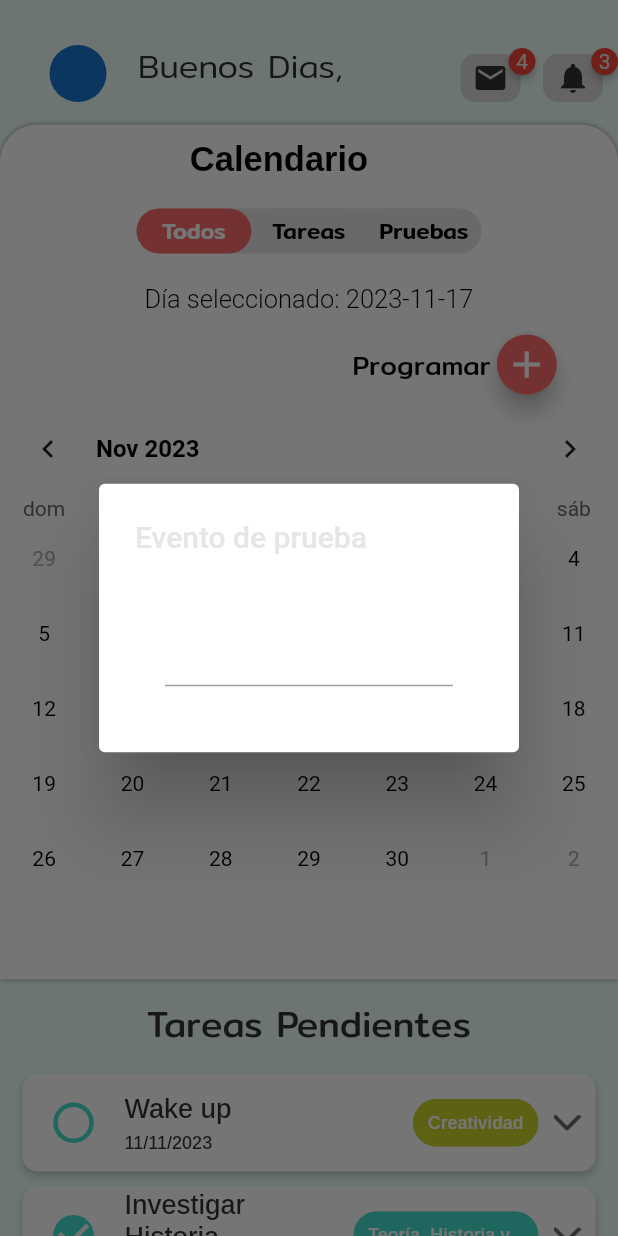
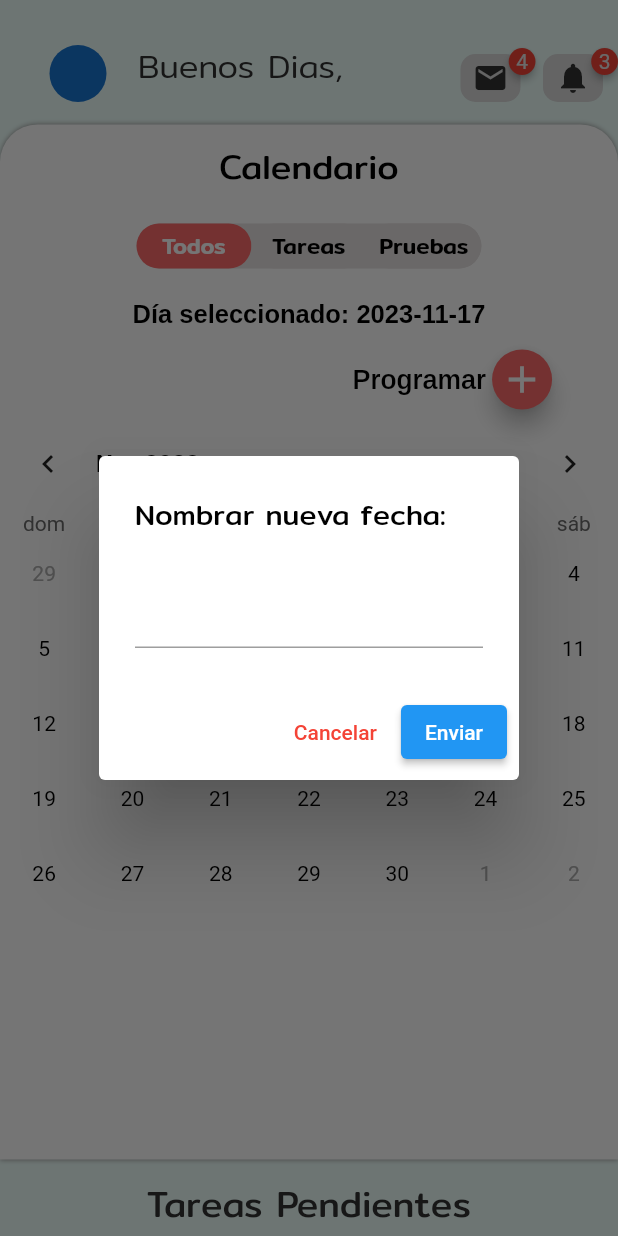
Before and after one commit to Rachelduarte11/BeUcal, a Flutter app: the Calendar screen opened directly, after a tap on the "add" icon, on a phone screen of 412 x 824 dp. Run offline on Flutter 3.47's test engine with Material 2 defaults, Android fonts, the phone set to English and light mode, and no system bars; drawn by our look-alikes of badges, table_calendar; our stand-ins replace auto_size_text, cached_network_image, cloud_firestore, firebase_auth, firebase_core, flutter_speed_dial and 3 more; accounts and stored records are empty; network calls fail.

Commit message:
Se añade función calendario

```diff
--- a/lib/screens/calendar.dart
+++ b/lib/screens/calendar.dart
@@ -1,8 +1,5 @@
-import 'dart:ffi';
-
 import 'package:becertus_proyecto/models/to_do_card.dart';
 import 'package:becertus_proyecto/screens/home.dart';
-import 'package:becertus_proyecto/screens/view_task.dart';
 import 'package:becertus_proyecto/widgets/chip_data.dart';
 import 'package:becertus_proyecto/widgets/header_section.dart';
 import 'package:flutter/material.dart';
@@ -41,10 +38,12 @@ class _CalendarState extends State<Calendar> {
   //historia de eventos
   Map<DateTime, List<Event>> events = {};
   TextEditingController _eventController = TextEditingController();
+  late final ValueNotifier<List<Event>> _selectedEvents;
   @override
   void initState() {
     super.initState();
     _selectedDay = _focusedDay;
+    _selectedEvents = ValueNotifier(_getEventsForDay(_selectedDay!));
   }
 
   @override
@@ -57,9 +56,16 @@ class _CalendarState extends State<Calendar> {
       setState(() {
         _selectedDay = selectedDay;
         _focusedDay = focusedDay;
+        _selectedEvents.value = _getEventsForDay(selectedDay);
       });
     }
   }
+
+  List<Event> _getEventsForDay(DateTime day) {
+    return events[day] ?? [];
+  }
+
+  //Titulos con Mayúsculas
 
   String capitalize(String s) {
     return s.isNotEmpty ? s[0].toUpperCase() + s.substring(1) : s;
@@ -74,7 +80,7 @@ class _CalendarState extends State<Calendar> {
         children: [
           SizedBox(height: 15),
           Container(
-            height: 570,
+            height: 690,
             width: 0,
             decoration: const BoxDecoration(
               color: Colors.white,
@@ -89,22 +95,25 @@ class _CalendarState extends State<Calendar> {
             child: Column(
               children: [
                 SizedBox(height: 0),
-                Container(
-                  margin: EdgeInsets.only(top: 10, left: 30),
+                Center(
+                  child: Container(
+                    margin: EdgeInsets.only(top: 10),
                     child: const Row(
                       mainAxisAlignment: MainAxisAlignment.center,
                       children: [
-                      Text(
+                        Center(
+                          child: Text(
                             "Calendario",
                             style: TextStyle(
                               color: Colors.black,
-                          fontFamily: "Arimo",
+                              fontFamily: "Mitr",
                               fontSize: 23,
-                          fontWeight: FontWeight.w700,
+                              fontWeight: FontWeight.w400,
                             ),
                           ),
-                      SizedBox(width: 70),
+                        )
                       ],
+                    ),
                   ),
                 ),
                 /*
@@ -282,32 +291,29 @@ class _CalendarState extends State<Calendar> {
                     ),
                   ),
                 ),
-
                 // Celendario -----
-
-                SizedBox(height: 20),
+                const SizedBox(height: 20),
                 Text(
                     "Día seleccionado: " +
                         _selectedDay.toString().split(" ")[0],
                     style: const TextStyle(
                       color: Colors.black,
                       fontSize: 17,
-                      fontFamily: "",
-                      fontWeight: FontWeight.w300,
+                      fontFamily: "Arimo",
+                      fontWeight: FontWeight.w700,
                     )),
-                SizedBox(height: 10),
+                const SizedBox(height: 10),
                 Row(
                   children: [
                     SizedBox(width: 235),
                     const Column(
-                      children: [Text("Programar",
+                      children: [
+                        Text("Programar",
                             style: TextStyle(
                                 color: Colors.black,
                                 fontSize: 18,
-                          fontFamily: "Mitr",
-                          fontWeight: FontWeight.w400
-                          )
-                        )
+                                fontFamily: "Arimo",
+                                fontWeight: FontWeight.w600))
                       ],
                     ),
                     Column(
@@ -319,13 +325,46 @@ class _CalendarState extends State<Calendar> {
                               builder: (context) {
                                 return AlertDialog(
                                   scrollable: true,
-                                  title: Text("Evento de prueba"),
+                                  title: const Text(
+                                    "Nombrar nueva fecha: ",
+                                    style: TextStyle(
+                                        fontSize: 19,
+                                        color: Colors.black,
+                                        fontFamily: "Mitr",
+                                        fontWeight: FontWeight.w400),
+                                  ),
                                   content: Padding(
-                                    padding: EdgeInsets.all(20),
+                                    padding: EdgeInsets.all(0),
                                     child: TextField(
                                       controller: _eventController,
+                                      style: const TextStyle(
+                                          fontFamily: "Mitr",
+                                          fontSize: 19,
+                                          color: Colors.black),
                                     ),
                                   ),
+                                  actions: [
+                                    TextButton(
+                                      onPressed: () {
+                                        // Cerrar el cuadro
+                                        Navigator.of(context).pop();
+                                      },
+                                      child: const Text("Cancelar",
+                                          style: TextStyle(color: Colors.red)),
+                                    ),
+                                    ElevatedButton(
+                                      onPressed: () {
+                                        events.addAll({
+                                          _selectedDay!: [
+                                            Event(_eventController.text)
+                                          ]
+                                        });
+                                        Navigator.of(context).pop();
+                                         _selectedEvents.value = _getEventsForDay(_selectedDay!);
+                                      },
+                                      child: Text("Enviar"),
+                                    ),
+                                  ],
                                 );
                               },
                             );
@@ -348,6 +387,8 @@ class _CalendarState extends State<Calendar> {
                   onDaySelected: _onDaySelected,
                   selectedDayPredicate: (day) => isSameDay(day, _selectedDay),
                   rowHeight: 50,
+                  //Evento:
+                  eventLoader: _getEventsForDay,
                   calendarStyle: const CalendarStyle(
                     defaultTextStyle: TextStyle(color: Colors.black),
                     weekendTextStyle: TextStyle(color: Colors.black),
@@ -385,6 +426,29 @@ class _CalendarState extends State<Calendar> {
                     _focusedDay = focusedDay;
                   },
                 ),
+                Expanded(
+                  child: ValueListenableBuilder<List<Event>>(
+                      valueListenable: _selectedEvents,
+                      builder: (context, value, _) {
+                        return ListView.builder(
+                          itemCount: value.length,
+                          itemBuilder:(context, index) {
+                          return Container(
+                            margin: EdgeInsets.symmetric(horizontal: 12, vertical: 4),
+                            decoration: BoxDecoration(
+                              border: Border.all(),
+                              borderRadius: BorderRadius.circular(12),
+                            ),
+                            child: ListTile(
+                              onTap: () => print(""),
+                              title: Text('${value[index]}'),
+                            ),
+                          );
+                        }
+                      );
+                    }
+                  ),
+                )
               ],
             ),
           ),
```
Lines whose indentation alone changed are shown as unchanged.
